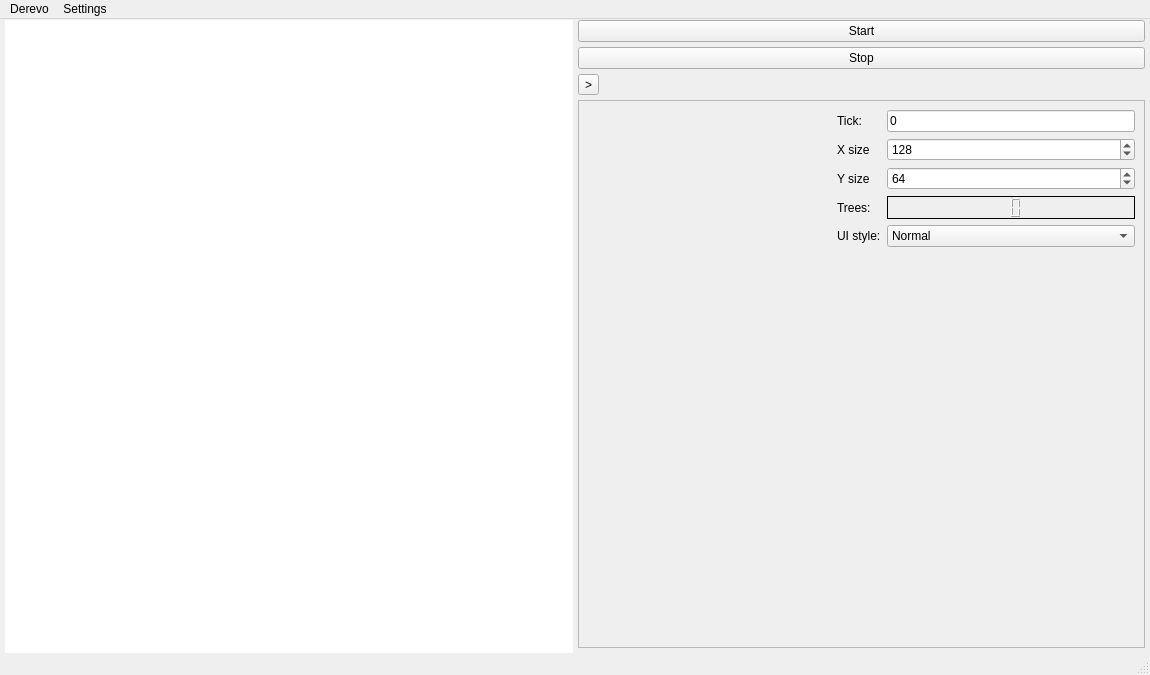
The window that mainwindow.ui (OgArkad/Derevo) describes before a commit, drawn with Qt 5.
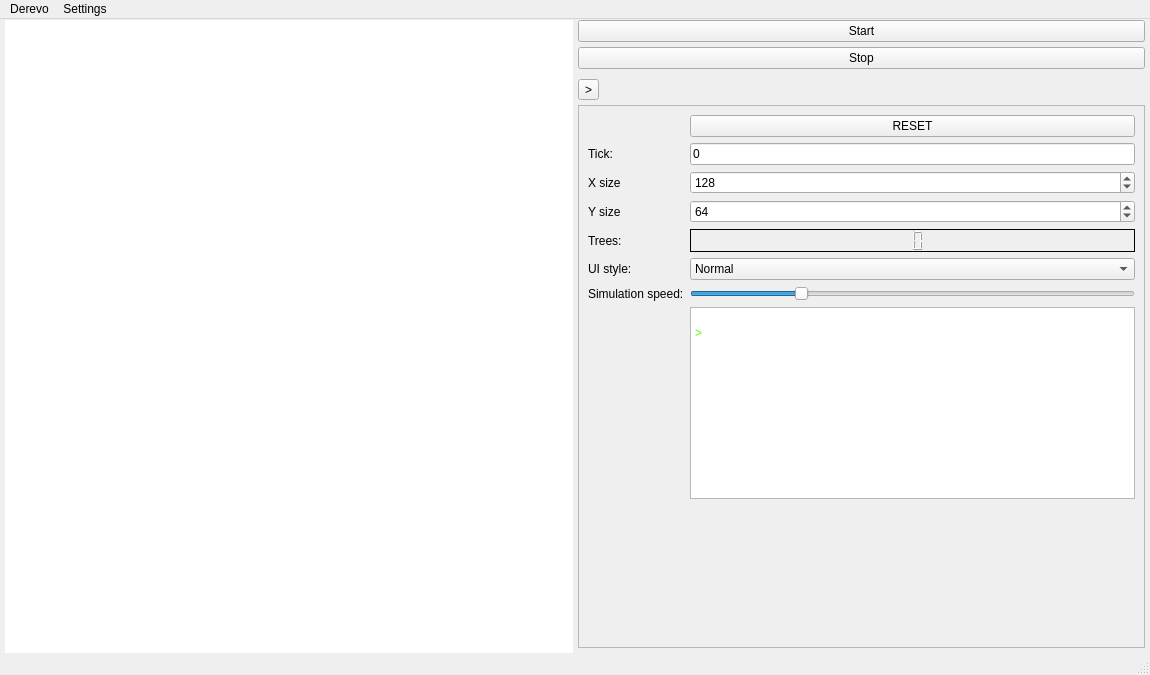
The same window after the commit. Icons and pictures are not drawn.

```diff
--- a/mainwindow.ui
+++ b/mainwindow.ui
@@ -27,7 +27,10 @@
    <double>1.000000000000000</double>
   </property>
   <property name="locale">
-   <locale language="English" country="AmericanSamoa"/>
+   <locale language="English" country="Hungary"/>
+  </property>
+  <property name="dockNestingEnabled">
+   <bool>false</bool>
   </property>
   <widget class="QWidget" name="centralwidget">
    <layout class="QGridLayout" name="gridLayout">
@@ -46,24 +49,7 @@
     <property name="spacing">
      <number>5</number>
     </property>
-    <item row="1" column="1">
-     <widget class="QPushButton" name="stop">
-      <property name="text">
-       <string>Stop</string>
-      </property>
-     </widget>
-    </item>
-    <item row="2" column="1">
-     <widget class="QToolButton" name="HideButton">
-      <property name="cursor">
-       <cursorShape>PointingHandCursor</cursorShape>
-      </property>
-      <property name="text">
-       <string>&gt;</string>
-      </property>
-     </widget>
-    </item>
-    <item row="3" column="1">
+    <item row="4" column="2">
      <widget class="QFrame" name="frame">
       <property name="maximumSize">
        <size>
@@ -81,7 +67,45 @@
        <enum>QFrame::Shadow::Raised</enum>
       </property>
       <layout class="QGridLayout" name="gridLayout_2">
-       <item row="7" column="2">
+       <item row="14" column="3">
+        <widget class="QSlider" name="simSpeed">
+         <property name="cursor">
+          <cursorShape>SizeHorCursor</cursorShape>
+         </property>
+         <property name="minimum">
+          <number>10</number>
+         </property>
+         <property name="maximum">
+          <number>1000</number>
+         </property>
+         <property name="value">
+          <number>250</number>
+         </property>
+         <property name="orientation">
+          <enum>Qt::Orientation::Horizontal</enum>
+         </property>
+         <property name="invertedAppearance">
+          <bool>false</bool>
+         </property>
+         <property name="invertedControls">
+          <bool>true</bool>
+         </property>
+         <property name="tickPosition">
+          <enum>QSlider::TickPosition::NoTicks</enum>
+         </property>
+         <property name="tickInterval">
+          <number>100</number>
+         </property>
+        </widget>
+       </item>
+       <item row="1" column="1">
+        <widget class="QLabel" name="tick">
+         <property name="text">
+          <string>Tick: </string>
+         </property>
+        </widget>
+       </item>
+       <item row="8" column="3">
         <widget class="QLCDNumber" name="treeNumber">
          <property name="minimumSize">
           <size>
@@ -89,9 +113,6 @@
            <height>0</height>
           </size>
          </property>
-         <property name="locale">
-          <locale language="English" country="Hungary"/>
-         </property>
          <property name="frameShadow">
           <enum>QFrame::Shadow::Plain</enum>
          </property>
@@ -109,14 +130,33 @@
          </property>
         </widget>
        </item>
-       <item row="5" column="1">
-        <widget class="QLabel" name="xSizeLabel">
+       <item row="1" column="3">
+        <widget class="QLineEdit" name="tickCount">
+         <property name="cursor">
+          <cursorShape>ArrowCursor</cursorShape>
+         </property>
          <property name="text">
-          <string>X size</string>
+          <string>0</string>
          </property>
+         <property name="maxLength">
+          <number>10</number>
+         </property>
+         <property name="placeholderText">
+          <string>0</string>
+         </property>
+         <property name="clearButtonEnabled">
+          <bool>false</bool>
+         </property>
         </widget>
        </item>
-       <item row="12" column="2">
+       <item row="7" column="1">
+        <widget class="QLabel" name="ySizeLabel">
+         <property name="text">
+          <string>Y size</string>
+         </property>
+        </widget>
+       </item>
+       <item row="13" column="3">
         <widget class="QComboBox" name="uiCombo">
          <property name="minimumSize">
           <size>
@@ -124,6 +164,15 @@
            <height>0</height>
           </size>
          </property>
+         <property name="whatsThis">
+          <string/>
+         </property>
+         <property name="maxVisibleItems">
+          <number>10</number>
+         </property>
+         <property name="frame">
+          <bool>true</bool>
+         </property>
          <item>
           <property name="text">
            <string>Normal</string>
@@ -151,7 +200,7 @@
          </item>
         </widget>
        </item>
-       <item row="6" column="2">
+       <item row="7" column="3">
         <widget class="QSpinBox" name="ySize">
          <property name="cursor">
           <cursorShape>ArrowCursor</cursorShape>
@@ -167,14 +216,7 @@
          </property>
         </widget>
        </item>
-       <item row="7" column="1">
-        <widget class="QLabel" name="treeLabel">
-         <property name="text">
-          <string>Trees:</string>
-         </property>
-        </widget>
-       </item>
-       <item row="13" column="2">
+       <item row="17" column="3">
         <spacer name="verticalSpacer">
          <property name="orientation">
           <enum>Qt::Orientation::Vertical</enum>
@@ -187,56 +229,28 @@
          </property>
         </spacer>
        </item>
-       <item row="12" column="1">
+       <item row="14" column="1">
+        <widget class="QLabel" name="simSpeedLabel">
+         <property name="text">
+          <string>Simulation speed:</string>
+         </property>
+        </widget>
+       </item>
+       <item row="8" column="1">
+        <widget class="QLabel" name="treeLabel">
+         <property name="text">
+          <string>Trees:</string>
+         </property>
+        </widget>
+       </item>
+       <item row="13" column="1">
         <widget class="QLabel" name="uiTypeLabel">
          <property name="text">
           <string>UI style:</string>
          </property>
         </widget>
        </item>
-       <item row="0" column="1">
-        <widget class="QLabel" name="tick">
-         <property name="text">
-          <string>Tick: </string>
-         </property>
-        </widget>
-       </item>
-       <item row="0" column="2">
-        <widget class="QLineEdit" name="tickCount">
-         <property name="cursor">
-          <cursorShape>ArrowCursor</cursorShape>
-         </property>
-         <property name="locale">
-          <locale language="English" country="Hungary"/>
-         </property>
-         <property name="text">
-          <string>0</string>
-         </property>
-         <property name="maxLength">
-          <number>10</number>
-         </property>
-         <property name="placeholderText">
-          <string>0</string>
-         </property>
-         <property name="clearButtonEnabled">
-          <bool>false</bool>
-         </property>
-        </widget>
-       </item>
-       <item row="6" column="0">
-        <spacer name="horizontalSpacer">
-         <property name="orientation">
-          <enum>Qt::Orientation::Horizontal</enum>
-         </property>
-         <property name="sizeHint" stdset="0">
-          <size>
-           <width>40</width>
-           <height>20</height>
-          </size>
-         </property>
-        </spacer>
-       </item>
-       <item row="5" column="2">
+       <item row="6" column="3">
         <widget class="QSpinBox" name="xSize">
          <property name="cursor">
           <cursorShape>ArrowCursor</cursorShape>
@@ -253,16 +267,38 @@
         </widget>
        </item>
        <item row="6" column="1">
-        <widget class="QLabel" name="ySizeLabel">
+        <widget class="QLabel" name="xSizeLabel">
          <property name="text">
-          <string>Y size</string>
+          <string>X size</string>
+         </property>
+        </widget>
+       </item>
+       <item row="0" column="3">
+        <widget class="QPushButton" name="reset">
+         <property name="text">
+          <string>RESET</string>
+         </property>
+        </widget>
+       </item>
+       <item row="15" column="3">
+        <widget class="QTextBrowser" name="debugElement">
+         <property name="html">
+          <string>&lt;!DOCTYPE HTML PUBLIC &quot;-//W3C//DTD HTML 4.0//EN&quot; &quot;http://www.w3.org/TR/REC-html40/strict.dtd&quot;&gt;
+&lt;html&gt;&lt;head&gt;&lt;meta name=&quot;qrichtext&quot; content=&quot;1&quot; /&gt;&lt;meta charset=&quot;utf-8&quot; /&gt;&lt;style type=&quot;text/css&quot;&gt;
+p, li { white-space: pre-wrap; }
+hr { height: 1px; border-width: 0; }
+li.unchecked::marker { content: &quot;\2610&quot;; }
+li.checked::marker { content: &quot;\2612&quot;; }
+&lt;/style&gt;&lt;/head&gt;&lt;body style=&quot; font-family:'Segoe UI'; font-size:9pt; font-weight:400; font-style:normal;&quot;&gt;
+&lt;p style=&quot; margin-top:0px; margin-bottom:0px; margin-left:0px; margin-right:0px; -qt-block-indent:0; text-indent:0px;&quot;&gt;&lt;span style=&quot; color:#ffffff;&quot;&gt;Debug info will apear here&lt;/span&gt;&lt;/p&gt;
+&lt;p style=&quot; margin-top:0px; margin-bottom:0px; margin-left:0px; margin-right:0px; -qt-block-indent:0; text-indent:0px;&quot;&gt;&lt;span style=&quot; color:#55ff00;&quot;&gt;&amp;gt;&lt;/span&gt;&lt;/p&gt;&lt;/body&gt;&lt;/html&gt;</string>
          </property>
         </widget>
        </item>
       </layout>
      </widget>
     </item>
-    <item row="0" column="0" rowspan="5">
+    <item row="0" column="0" rowspan="6">
      <widget class="QTableWidget" name="table">
       <property name="cursor" stdset="0">
        <cursorShape>CrossCursor</cursorShape>
@@ -509,13 +545,30 @@
       <column/>
      </widget>
     </item>
-    <item row="0" column="1">
+    <item row="0" column="2">
      <widget class="QPushButton" name="start">
       <property name="text">
        <string>Start</string>
       </property>
      </widget>
     </item>
+    <item row="3" column="2">
+     <widget class="QToolButton" name="HideButton">
+      <property name="cursor">
+       <cursorShape>PointingHandCursor</cursorShape>
+      </property>
+      <property name="text">
+       <string>&gt;</string>
+      </property>
+     </widget>
+    </item>
+    <item row="1" column="2">
+     <widget class="QPushButton" name="stop">
+      <property name="text">
+       <string>Stop</string>
+      </property>
+     </widget>
+    </item>
    </layout>
    <zorder>table</zorder>
    <zorder>stop</zorder>
@@ -536,12 +589,19 @@
     <property name="title">
      <string>Derevo</string>
     </property>
+    <property name="icon">
+     <iconset theme="QIcon::ThemeIcon::GoHome"/>
+    </property>
     <addaction name="separator"/>
    </widget>
    <widget class="QMenu" name="menuSettings">
     <property name="title">
      <string>Settings</string>
     </property>
+    <property name="icon">
+     <iconset theme="QIcon::ThemeIcon::DocumentProperties"/>
+    </property>
+    <addaction name="separator"/>
    </widget>
    <addaction name="menuDerevo"/>
    <addaction name="menuSettings"/>
```
